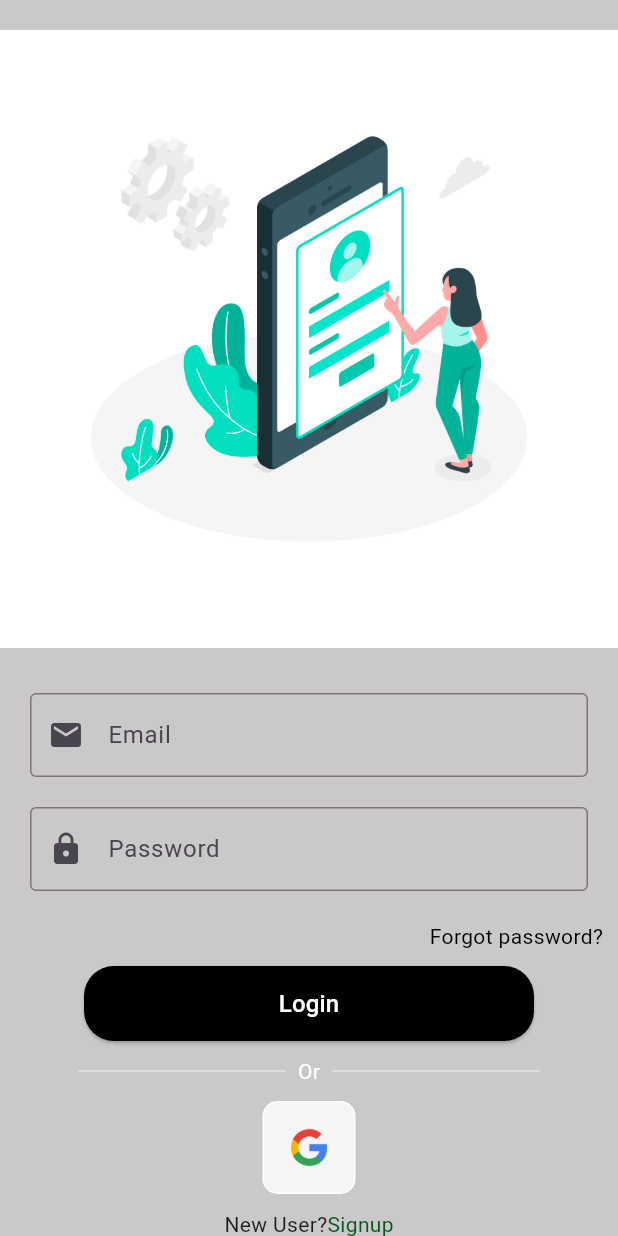
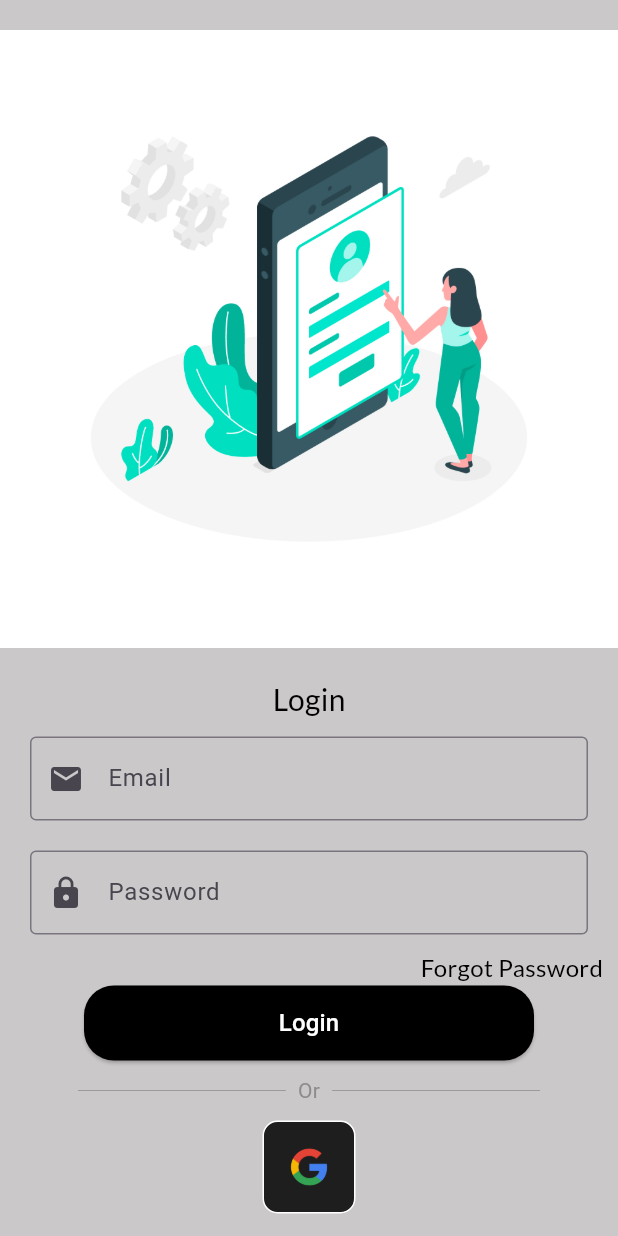
Before and after one commit to shivamsaklani/blog_application, a Flutter app: the screen it shows after launch, after a tap on "Login", on a phone screen of 412 x 824 dp. Run offline on Flutter 3.47's test engine with Material 3 defaults, Android fonts, the phone set to English and light mode, and no system bars; our stand-ins replace cloud_firestore, firebase_auth, firebase_core, firebase_storage, google_fonts, google_nav_bar and 3 more; missing offline and left inert: html_editor_enhanced, smart_snackbars; accounts and stored records are empty; network calls fail.

```diff
--- a/lib/Screens/PostDetailsScreen.dart
+++ b/lib/Screens/PostDetailsScreen.dart
@@ -61,6 +61,7 @@ class _PostDetailsScreenState extends State<PostDetailsScreen> {
   @override
   Widget build(BuildContext context) {
     return Scaffold(
+      backgroundColor: Colors.white,
       appBar: AppBar(
         foregroundColor: const Color.fromARGB(188, 12, 188, 156),
         title: Text("Posts"),
@@ -87,7 +88,8 @@ class _PostDetailsScreenState extends State<PostDetailsScreen> {
           String formattedDate =
               DateFormat('yyyy-MM-dd HH:mm:ss').format(dateTime);
 
-          return Padding(
+          return SingleChildScrollView(
+            child: Padding(
               padding: const EdgeInsets.all(16.0),
               child: Column(
                 crossAxisAlignment: CrossAxisAlignment.start,
@@ -150,6 +152,7 @@ class _PostDetailsScreenState extends State<PostDetailsScreen> {
                   ),
                 ],
               ),
+            ),
           );
         },
       ),
--- a/lib/Screens/login.dart
+++ b/lib/Screens/login.dart
@@ -42,7 +42,8 @@ class _LoginScreenState extends State<LoginScreen> {
 
         SmartSnackBars.showTemplatedSnackbar(
           context: context,
-          backgroundColor: const Color.fromARGB(188, 12, 188, 156),
+          backgroundColor:
+              const Color.fromARGB(188, 12, 188, 156).withOpacity(1),
           leading: Text(
             "Login successful for: ${userCredential.user!.email}",
             style: GoogleFonts.lato(
@@ -58,7 +59,8 @@ class _LoginScreenState extends State<LoginScreen> {
           case 'user-not-found':
             SmartSnackBars.showTemplatedSnackbar(
               context: context,
-              backgroundColor: const Color.fromARGB(188, 12, 188, 156),
+              backgroundColor:
+                  const Color.fromARGB(188, 12, 188, 156).withOpacity(1),
               leading: Text(
                 "No user found for that email.",
                 style: GoogleFonts.lato(
@@ -72,7 +74,8 @@ class _LoginScreenState extends State<LoginScreen> {
           case 'wrong-password':
             SmartSnackBars.showTemplatedSnackbar(
               context: context,
-              backgroundColor: const Color.fromARGB(188, 12, 188, 156),
+              backgroundColor:
+                  const Color.fromARGB(188, 12, 188, 156).withOpacity(1),
               leading: Text(
                 "Wrong password provided for that user.",
                 style: GoogleFonts.lato(
@@ -86,7 +89,8 @@ class _LoginScreenState extends State<LoginScreen> {
           case 'invalid-email':
             SmartSnackBars.showTemplatedSnackbar(
               context: context,
-              backgroundColor: const Color.fromARGB(188, 12, 188, 156),
+              backgroundColor:
+                  const Color.fromARGB(188, 12, 188, 156).withOpacity(1),
               leading: Text(
                 "The email address is not valid.",
                 style: GoogleFonts.lato(
@@ -99,7 +103,8 @@ class _LoginScreenState extends State<LoginScreen> {
           default:
             SmartSnackBars.showTemplatedSnackbar(
               context: context,
-              backgroundColor: const Color.fromARGB(188, 12, 188, 156),
+              backgroundColor:
+                  const Color.fromARGB(188, 12, 188, 156).withOpacity(1),
               leading: Text(
                 'An error occurred. Please try again later.',
                 style: GoogleFonts.lato(
@@ -114,7 +119,8 @@ class _LoginScreenState extends State<LoginScreen> {
       setState(() {
         SmartSnackBars.showTemplatedSnackbar(
           context: context,
-          backgroundColor: const Color.fromARGB(188, 12, 188, 156),
+          backgroundColor:
+              const Color.fromARGB(188, 12, 188, 156).withOpacity(1),
           leading: Text(
             'An unexpected error occurred. Please try again later.',
             style: GoogleFonts.lato(
@@ -134,7 +140,7 @@ class _LoginScreenState extends State<LoginScreen> {
       });
       SmartSnackBars.showTemplatedSnackbar(
         context: context,
-        backgroundColor: const Color.fromARGB(188, 12, 188, 156),
+        backgroundColor: const Color.fromARGB(188, 12, 188, 156).withOpacity(1),
         leading: Text(
           'User email stored in Firestore: $userEmail',
           style: GoogleFonts.lato(
@@ -146,7 +152,7 @@ class _LoginScreenState extends State<LoginScreen> {
     } catch (e) {
       SmartSnackBars.showTemplatedSnackbar(
         context: context,
-        backgroundColor: const Color.fromARGB(188, 12, 188, 156),
+        backgroundColor: const Color.fromARGB(188, 12, 188, 156).withOpacity(1),
         leading: Text(
           'Error storing user email: $e',
           style: GoogleFonts.lato(
@@ -174,6 +180,13 @@ class _LoginScreenState extends State<LoginScreen> {
                 fit: BoxFit.fill,
               ),
               const SizedBox(height: 20),
+              Text(
+                "Login",
+                style: GoogleFonts.lato(
+                  fontSize: 20,
+                  color: Colors.black,
+                ),
+              ),
               _buildErrorMessage(),
               _buildTextField(
                 controller: _emailController,
@@ -186,7 +199,6 @@ class _LoginScreenState extends State<LoginScreen> {
                 icon: Icons.lock,
                 obscureText: true,
               ),
-              const SizedBox(height: 10),
               Padding(
                 padding: const EdgeInsets.symmetric(horizontal: 10),
                 child: Row(
@@ -196,10 +208,11 @@ class _LoginScreenState extends State<LoginScreen> {
                       onTap: () {
                         Navigator.pushNamed(context, "/resetpassword");
                       },
-                      child: const Text(
-                        "Forgot password?",
-                        style: TextStyle(
-                          color: Color.fromARGB(255, 0, 0, 0),
+                      child: Text(
+                        "Forgot Password",
+                        style: GoogleFonts.lato(
+                          fontSize: 16,
+                          color: Colors.black,
                         ),
                       ),
                     ),
@@ -207,7 +220,7 @@ class _LoginScreenState extends State<LoginScreen> {
                 ),
               ),
               const SizedBox(
-                height: 10,
+                height: 1,
               ),
               Buttons(
                 onPressed: _login,
@@ -223,20 +236,21 @@ class _LoginScreenState extends State<LoginScreen> {
                     Expanded(
                       child: Divider(
                         thickness: 0.5,
-                        color: Colors.white,
+                        color: Color.fromARGB(255, 143, 139, 139),
                       ),
                     ),
                     Padding(
                       padding: EdgeInsets.symmetric(horizontal: 8.0),
                       child: Text(
                         'Or',
-                        style: TextStyle(color: Colors.white),
+                        style: TextStyle(
+                            color: Color.fromARGB(255, 143, 139, 139)),
                       ),
                     ),
                     Expanded(
                       child: Divider(
                         thickness: 0.5,
-                        color: Colors.white,
+                        color: Color.fromARGB(255, 143, 139, 139),
                       ),
                     ),
                   ],
@@ -258,12 +272,15 @@ class _LoginScreenState extends State<LoginScreen> {
               Row(
                 mainAxisAlignment: MainAxisAlignment.center,
                 children: <Widget>[
-                  const Text('New User?'),
+                  Text(
+                    'New User?',
+                    style: GoogleFonts.lato(),
+                  ),
                   InkWell(
                     onTap: () {
                       Navigator.pushNamed(context, '/signup');
                     },
-                    child: const Text(
+                    child: Text(
                       'Signup',
                       style: TextStyle(
                         color: Color.fromARGB(255, 6, 88, 32),
--- a/lib/Screens/publish_Blog.dart
+++ b/lib/Screens/publish_Blog.dart
@@ -37,7 +37,7 @@ class _PublishBlogState extends State<PublishBlog> {
         pickedImage == null) {
       SmartSnackBars.showTemplatedSnackbar(
         context: context,
-        backgroundColor: const Color.fromARGB(188, 12, 188, 156),
+        backgroundColor: const Color.fromARGB(188, 12, 188, 156).withOpacity(1),
         leading: Text(
           'Please fill in all fields and select an image.',
           style: GoogleFonts.lato(
@@ -61,7 +61,7 @@ class _PublishBlogState extends State<PublishBlog> {
       Navigator.maybePop(context);
       SmartSnackBars.showTemplatedSnackbar(
         context: context,
-        backgroundColor: const Color.fromARGB(188, 12, 188, 156),
+        backgroundColor: const Color.fromARGB(188, 12, 188, 156).withOpacity(1),
         leading: Text(
           'Blog post submitted successfully!',
           style: GoogleFonts.lato(
@@ -83,7 +83,7 @@ class _PublishBlogState extends State<PublishBlog> {
       });
       SmartSnackBars.showTemplatedSnackbar(
         context: context,
-        backgroundColor: const Color.fromARGB(188, 12, 188, 156),
+        backgroundColor: const Color.fromARGB(188, 12, 188, 156).withOpacity(1),
         leading: Text(
           'Failed to submit blog post: $e',
           style: GoogleFonts.lato(
--- a/lib/components/blocks.dart
+++ b/lib/components/blocks.dart
@@ -15,7 +15,7 @@ class Blocks extends StatelessWidget {
         decoration: BoxDecoration(
           border: Border.all(color: Colors.white),
           borderRadius: BorderRadius.circular(10),
-          color: Colors.grey.shade100,
+          color: Color.fromARGB(255, 31, 30, 30),
         ),
         child: Image.asset(
           imagepath,
```
Also changed, not shown: lib/Screens/Profile.dart (+5 -3 lines), lib/Screens/ResetPassword.dart (+8 -5 lines), lib/Screens/Signup.dart (+14 -4 lines), lib/Screens/dashboard.dart (+35 -10 lines), lib/components/blogpost.dart (+3 -18 lines), pubspec.yaml (+19 -0 lines), assets/blog.png (deleted), assets/blogicon.png (deleted), pubspec.lock, 82 other files. Lines whose indentation alone changed are shown as unchanged.
